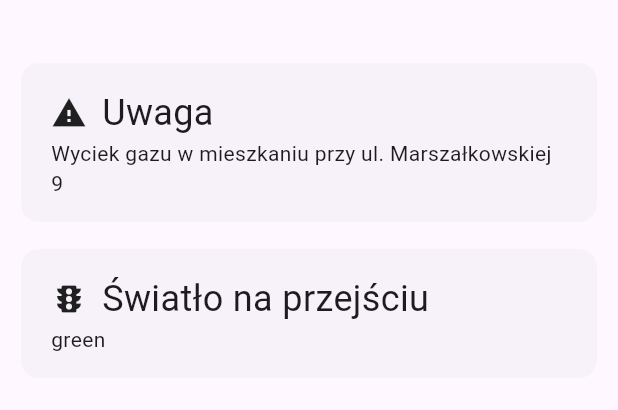
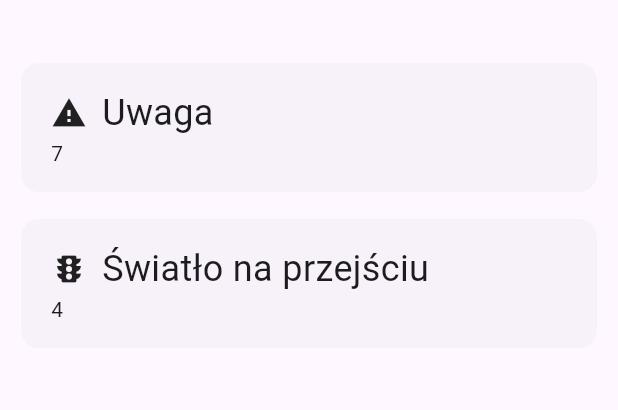
Before and after one commit to drzezga/nearly, a Flutter app: the screen it shows after launch, on a phone screen of 412 x 824 dp, the part 186-596 px from its top. Run offline on Flutter 3.47's test engine with Material 2 defaults, Android fonts, the phone set to English and light mode, and no system bars; our stand-ins replace flutter_bloc, get, settings_ui; missing offline and left inert: flutter_beacon.

Commit message:
Tag bloc rewrites

```diff
--- a/lib/bloc/tag_bloc.dart
+++ b/lib/bloc/tag_bloc.dart
@@ -15,8 +15,8 @@ class TagReadEvent extends TagEvent {
 class TagBloc extends Bloc<TagEvent, List<Tag>> {
   TagBloc()
       : super([
-          Tag(TagType.warning, "Wyciek gazu w mieszkaniu przy ul. Marszałkowskiej 9", DateTime.now(), "b"),
-          Tag(TagType.pedestrianStop, "green", DateTime.now(), "a")
+          Tag(TagType.warning, 7, DateTime.now(), "b"),
+          Tag(TagType.pedestrianStop, 4, DateTime.now(), "a")
         ]) {
     on<TagReadEvent>((event, emit) {
       var decryptedPayload = "";
@@ -26,7 +26,7 @@ class TagBloc extends Bloc<TagEvent, List<Tag>> {
           return;
         }
       }
-      emit([Tag(TagType.other, decryptedPayload, DateTime.now(), event.uuid), ...state]);
+      emit([Tag(TagType.other, 0, DateTime.now(), event.uuid), ...state]);
     });
   }
 }
--- a/lib/model/tag.dart
+++ b/lib/model/tag.dart
@@ -58,7 +58,7 @@ extension TagTypeExtension on TagType {
 class Tag {
   // final String content;
   final TagType type;
-  final dynamic payload;
+  final int payload;
   final DateTime timestamp;
   final String uuid;
 
--- a/lib/ui/home_page.dart
+++ b/lib/ui/home_page.dart
@@ -45,7 +45,15 @@ class _HomePageState extends State<HomePage> {
                     Padding(
                         padding: const EdgeInsets.only(
                             left: 10.0, right: 10.0, top: 10.0),
-                        child: ReadTagCard(tag, onTap: () {_showTagSheet(context, tag);}))
+                        child: ReadTagCard(tag, onTap: () {_showTagSheet(context, tag);})),
+                  if (state.isEmpty) SizedBox(height: 200, child: Column(
+                    mainAxisAlignment: MainAxisAlignment.center,
+                    children: const [
+                      Icon(Icons.question_mark),
+                      SizedBox(height: 20,),
+                      Text("Nie wykryto żadnych komunikatów"),
+                    ],
+                  ))
                 ],
               );
             },
--- a/lib/ui/read_tag_card.dart
+++ b/lib/ui/read_tag_card.dart
@@ -37,7 +37,7 @@ class ReadTagCard extends StatelessWidget {
                     // )
                   ]
                 ),
-                Text(tag.payload),
+                Text(tag.payload.toString()),
               ],
             ),
           ),
--- a/lib/ui/tag_details_page.dart
+++ b/lib/ui/tag_details_page.dart
@@ -24,7 +24,7 @@ class TagDetailsPage extends StatelessWidget {
             ],
           ),
           const SizedBox(height: 8),
-          Text(tag.payload, textAlign: TextAlign.center,),
+          Text(tag.payload.toString(), textAlign: TextAlign.center,),
           const SizedBox(height: 4),
           Text(tag.timestamp.toLocal().toString(), style: const TextStyle(color: Colors.black26)),
           TextButton(
```
